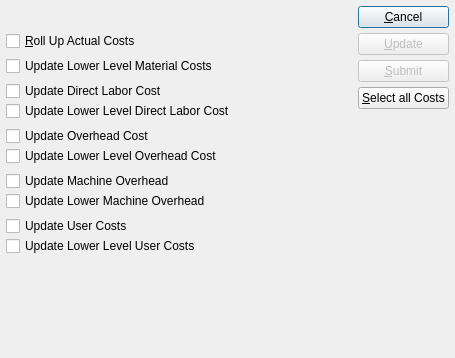
Above: guiclient/updateActualCostsByItem.ui from Pegasus-RPG/xtuple-client before the change. Below: the same form after it.
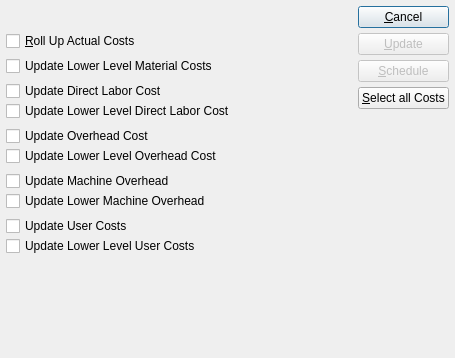
That is the form after the change. Custom widgets are drawn as their Qt base class.

The edit to the form file:
```diff
--- a/guiclient/updateActualCostsByItem.ui
+++ b/guiclient/updateActualCostsByItem.ui
@@ -475,7 +475,7 @@
           <bool>false</bool>
          </property>
          <property name="text" >
-          <string>&amp;Submit</string>
+          <string>&amp;Schedule</string>
          </property>
         </widget>
        </item>
```
